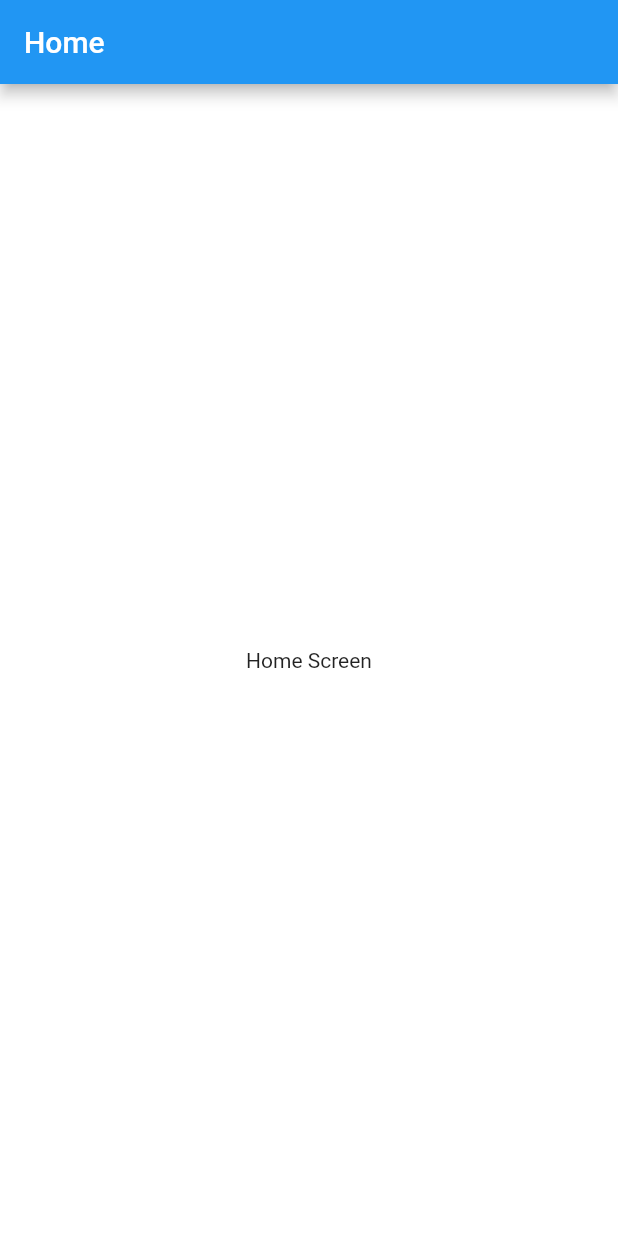
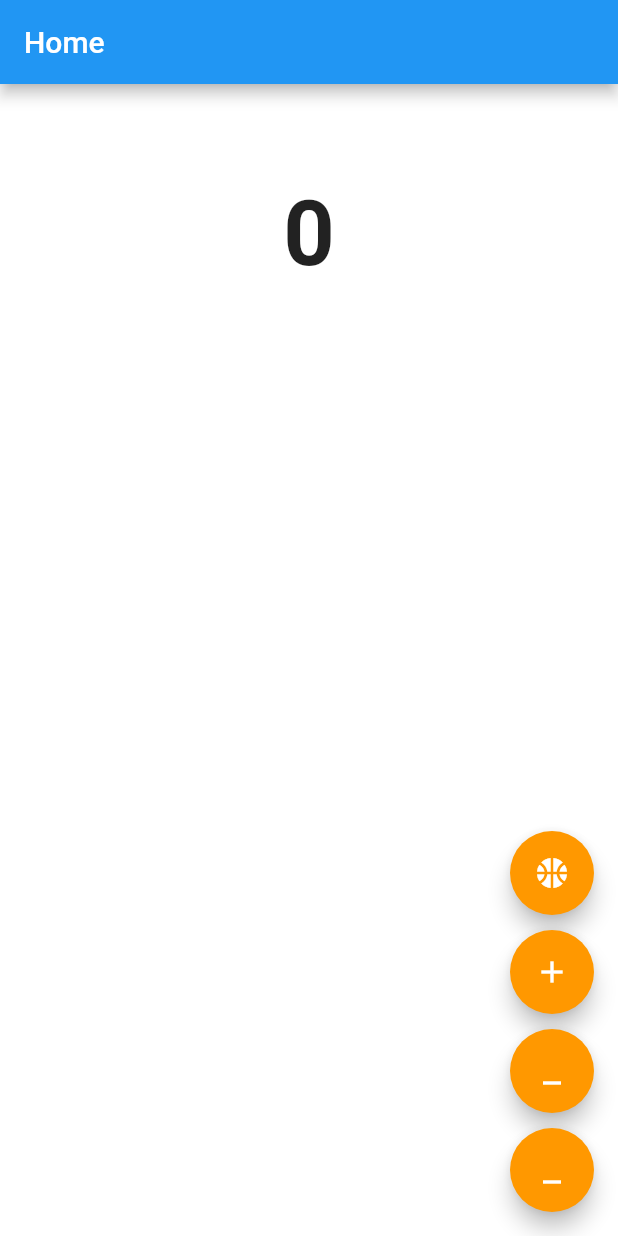
Before and after one commit to VincenSanjaya/TugasStateManagement, a Flutter app: the screen it shows once a user with an empty profile is signed in, on a phone screen of 412 x 824 dp. Run offline on Flutter 3.47's test engine with Material 2 defaults, Android fonts, the light colour scheme and no system bars; our stand-ins replace bloc, cloud_firestore, equatable, firebase_auth, firebase_core, firebase_storage and 3 more; accounts and stored records are empty; network calls fail.

Commit message:
Feat: [VG] Using Bloc State Management

```diff
--- a/lib/main.dart
+++ b/lib/main.dart
@@ -1,7 +1,9 @@
 import 'package:firebase_auth/firebase_auth.dart';
 import 'package:firebase_core/firebase_core.dart';
 import 'package:flutter/material.dart';
+import 'package:flutter_bloc/flutter_bloc.dart';
 import 'package:provider/provider.dart';
+import 'package:tugas_state_management/nba_bloc.dart';
 import 'package:tugas_state_management/provider/user_provider.dart';
 import 'package:tugas_state_management/screen/home.dart';
 import 'package:tugas_state_management/screen/login_screen.dart';
@@ -19,9 +21,15 @@ class MyApp extends StatelessWidget {
   // This widget is the root of your application.
   @override
   Widget build(BuildContext context) {
-    return MultiProvider(
+    return MultiBlocProvider(
       providers: [
-        ChangeNotifierProvider(create: (_) => UserProvider()),
+        BlocProvider(create: (context) => NbaBloc()..add(LoadNbaCounter()))
+      ],
+      child: MultiProvider(
+        providers: [
+          ChangeNotifierProvider(
+            create: (context) => UserProvider(),
+          )
         ],
         child: MaterialApp(
           debugShowCheckedModeBanner: false,
@@ -54,6 +62,7 @@ class MyApp extends StatelessWidget {
                 return LoginScreen();
               }),
         ),
+      ),
     );
   }
 }
--- /dev/null
+++ b/lib/models/nba_model.dart
@@ -0,0 +1,28 @@
+import 'package:flutter/material.dart';
+import 'package:equatable/equatable.dart';
+
+class Nba extends Equatable {
+  final String id;
+  final String name;
+  final Image image;
+
+  const Nba({
+    required this.name,
+    required this.image,
+    required this.id,
+  });
+
+  @override
+  List<Object> get props => [id, name, image];
+
+  static List<Nba> nbas = [
+    Nba(
+        id: '0',
+        name: 'Lebron James',
+        image: Image.asset('assets/images/lebron.png', width: 40,)),
+    Nba(
+        id: '1',
+        name: 'Gianis Antetokounmpo',
+        image: Image.asset('assets/images/gianis.png', width: 40,)),
+  ];
+}
--- /dev/null
+++ b/lib/nba_bloc.dart
@@ -0,0 +1,38 @@
+import 'dart:async';
+
+import 'package:bloc/bloc.dart';
+import 'package:equatable/equatable.dart';
+import 'package:meta/meta.dart';
+
+import 'models/nba_model.dart';
+
+part 'nba_event.dart';
+part 'nba_state.dart';
+
+class NbaBloc extends Bloc<NbaEvent, NbaState> {
+  NbaBloc() : super(NbaInitial()) {
+    on<LoadNbaCounter>((event, emit) async {
+      await Future<void>.delayed(const Duration(seconds: 1));
+      emit(NbaLoaded(nbas: <Nba> []));
+    });
+
+    on<AddNba>((event, emit) async {
+      if (state is NbaLoaded) {
+        final state = this.state as NbaLoaded;
+        emit(
+          NbaLoaded(nbas: List.from(state.nbas)..add(event.nba)
+        ));
+      }
+
+    });
+
+    on<RemoveNba>((event, emit) async {
+      if (state is NbaLoaded) {
+        final state = this.state as NbaLoaded;
+        emit(
+          NbaLoaded(nbas: List.from(state.nbas)..remove(event.nba)
+        ));
+      }
+    });
+  }
+}
--- /dev/null
+++ b/lib/nba_event.dart
@@ -0,0 +1,29 @@
+part of 'nba_bloc.dart';
+
+abstract class NbaEvent extends Equatable {
+  const NbaEvent();
+
+  @override
+  List<Object> get props => [];
+}
+
+class LoadNbaCounter extends NbaEvent {}
+
+class AddNba extends NbaEvent {
+  final Nba nba;
+
+  const AddNba(this.nba);
+
+  @override
+  List<Object> get props => [nba];
+
+}
+
+class RemoveNba extends NbaEvent {
+  final Nba nba;
+
+  const RemoveNba(this.nba);
+
+  @override
+  List<Object> get props => [nba];
+}
--- /dev/null
+++ b/lib/nba_state.dart
@@ -0,0 +1,15 @@
+part of 'nba_bloc.dart';
+
+@immutable
+abstract class NbaState {}
+
+class NbaInitial extends NbaState {}
+
+ class NbaLoaded extends NbaState {
+  final List<Nba> nbas;
+
+  NbaLoaded({required this.nbas});
+
+  @override
+   List<Object> get props => [nbas];
+ }
--- a/lib/screen/home.dart
+++ b/lib/screen/home.dart
@@ -1,4 +1,9 @@
+import 'dart:math';
+
 import 'package:flutter/material.dart';
+import 'package:flutter_bloc/flutter_bloc.dart';
+import 'package:tugas_state_management/models/nba_model.dart';
+import 'package:tugas_state_management/nba_bloc.dart';
 
 class HomeScreen extends StatefulWidget {
   const HomeScreen({Key? key}) : super(key: key);
@@ -8,14 +13,95 @@ class HomeScreen extends StatefulWidget {
 }
 
 class _HomeScreenState extends State<HomeScreen> {
+  var random = Random();
+
   @override
   Widget build(BuildContext context) {
     return Scaffold(
-      appBar: AppBar(
-        title: const Text('Home'),
-      ),
-      body: const Center(
-        child: Text('Home Screen'),
+        appBar: AppBar(
+          title: const Text('Home'),
+        ),
+        body: Center(
+          child: BlocBuilder<NbaBloc, NbaState>(
+            builder: (context, state) {
+              if (state is NbaInitial) {
+                return const CircularProgressIndicator();
+              }
+              if (state is NbaLoaded) {
+                return Column(
+                  mainAxisAlignment: MainAxisAlignment.center,
+                  children: [
+                    Text(
+                      "${state.nbas.length}",
+                      style: const TextStyle(
+                          fontSize: 60, fontWeight: FontWeight.bold),
+                    ),
+                    const SizedBox(
+                      height: 20,
+                    ),
+                    SizedBox(
+                      height: MediaQuery.of(context).size.height / 1.5,
+                      width: MediaQuery.of(context).size.width,
+                      child: Stack(
+                        alignment: Alignment.center,
+                        clipBehavior: Clip.none,
+                        children: [
+                          for(int index =0; index < state.nbas.length; index++)
+                            Positioned(
+                              right: random.nextInt(400).toDouble(),
+                              left: random.nextInt(250).toDouble(),
+                              top: random.nextInt(400).toDouble(),
+                              bottom: random.nextInt(300).toDouble(),
+                              child: SizedBox(
+                                height:150,
+                                width: 150,
+                                child: state.nbas[index].image,
+                              ),
+                            )
+                        ],
+                      ),
+                    )
+                  ],
+                );
+
+              } else {
+                return const Text("Ups, Something When Wrong");
+              }
+            },
+          ),
+        ),
+      floatingActionButton: Column(
+        mainAxisAlignment: MainAxisAlignment.end,
+        children: [
+          FloatingActionButton(
+            child: const Icon(Icons.sports_basketball),
+              backgroundColor: Colors.orange[500],
+              onPressed: () {
+            context.read<NbaBloc>().add(AddNba(Nba.nbas[1]));
+          }),
+          const SizedBox(height: 10,),
+          FloatingActionButton(
+              child: const Icon(Icons.add),
+              backgroundColor: Colors.orange[500],
+              onPressed: () {
+            context.read<NbaBloc>().add(AddNba(Nba.nbas[0]));
+
+          }),
+          const SizedBox(height: 10,),
+          FloatingActionButton(
+              child: const Icon(Icons.minimize),
+              backgroundColor: Colors.orange[500],
+              onPressed: () {
+            context.read<NbaBloc>().add(RemoveNba(Nba.nbas[0]));
+          }),
+          const SizedBox(height: 10,),
+          FloatingActionButton(
+              child: const Icon(Icons.minimize),
+              backgroundColor: Colors.orange[500],
+              onPressed: () {
+                context.read<NbaBloc>().add(RemoveNba(Nba.nbas[1]));
+              })
+                  ],
       ),
     );
   }
--- a/pubspec.yaml
+++ b/pubspec.yaml
@@ -44,6 +44,8 @@ dependencies:
   flutter_svg: ^1.1.6
   image_picker: ^0.8.6
   provider: ^6.0.5
+  flutter_bloc: ^8.1.1
+  equatable: ^2.0.5
 
 dev_dependencies:
   flutter_test:
```
Also changed, not shown: assets/images/gianis.png (added), assets/images/lebron.png (added), pubspec.lock. Lines whose indentation alone changed are shown as unchanged.
